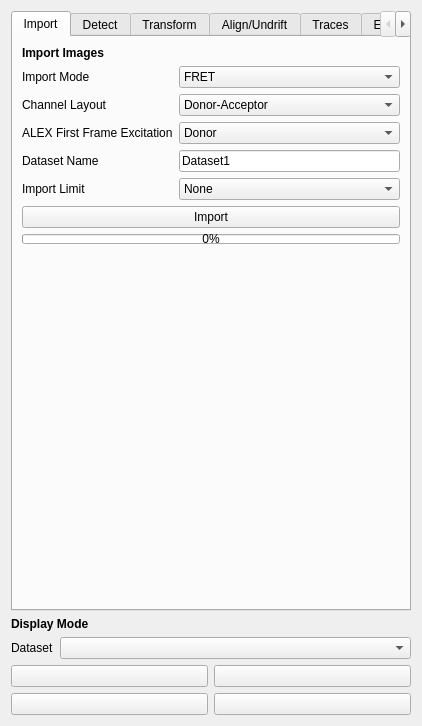
Old version of the form src/napari_gapseq2/widget_ui.ui in the repository piedrro/napari-GapSeq2.
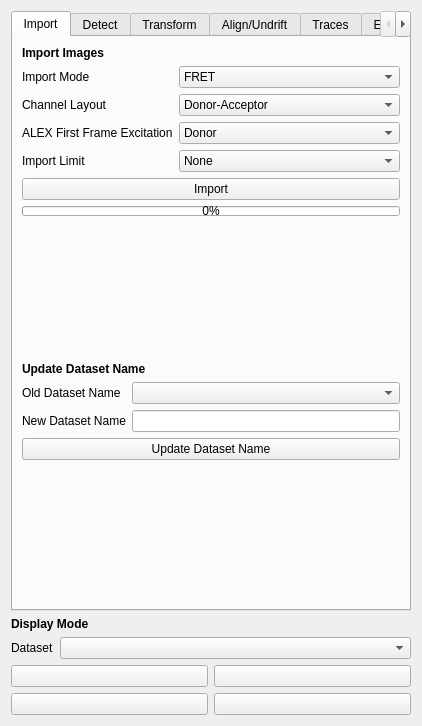
New version of the form.

Commit message: reworked import functions for multi file import

```diff
--- a/src/napari_gapseq2/widget_ui.ui
+++ b/src/napari_gapseq2/widget_ui.ui
@@ -145,20 +145,13 @@
           </widget>
          </item>
          <item row="3" column="0">
-          <widget class="QLabel" name="label_4">
+          <widget class="QLabel" name="label_32">
            <property name="text">
-            <string>Dataset Name</string>
+            <string>Import Limit</string>
            </property>
           </widget>
          </item>
          <item row="3" column="1">
-          <widget class="QLineEdit" name="gapseq_dataset_name">
-           <property name="text">
-            <string>Dataset1</string>
-           </property>
-          </widget>
-         </item>
-         <item row="4" column="1">
           <widget class="QComboBox" name="gapseq_import_limt">
            <item>
             <property name="text">
@@ -192,13 +185,6 @@
            </item>
           </widget>
          </item>
-         <item row="4" column="0">
-          <widget class="QLabel" name="label_32">
-           <property name="text">
-            <string>Import Limit</string>
-           </property>
-          </widget>
-         </item>
         </layout>
        </item>
        <item>
@@ -221,6 +207,63 @@
          </property>
         </widget>
        </item>
+       <item>
+        <spacer name="verticalSpacer_5">
+         <property name="orientation">
+          <enum>Qt::Vertical</enum>
+         </property>
+         <property name="sizeHint" stdset="0">
+          <size>
+           <width>20</width>
+           <height>40</height>
+          </size>
+         </property>
+        </spacer>
+       </item>
+       <item>
+        <widget class="QLabel" name="label_4">
+         <property name="font">
+          <font>
+           <weight>75</weight>
+           <bold>true</bold>
+          </font>
+         </property>
+         <property name="text">
+          <string>Update Dataset Name</string>
+         </property>
+        </widget>
+       </item>
+       <item>
+        <layout class="QFormLayout" name="formLayout_9">
+         <item row="0" column="0">
+          <widget class="QLabel" name="label_13">
+           <property name="text">
+            <string>Old Dataset Name</string>
+           </property>
+          </widget>
+         </item>
+         <item row="0" column="1">
+          <widget class="QComboBox" name="gapseq_old_dataset_name"/>
+         </item>
+         <item row="1" column="0">
+          <widget class="QLabel" name="label_29">
+           <property name="text">
+            <string>New Dataset Name</string>
+           </property>
+          </widget>
+         </item>
+         <item row="1" column="1">
+          <widget class="QLineEdit" name="gapseq_new_dataset_name"/>
+         </item>
+        </layout>
+       </item>
+       <item>
+        <widget class="QPushButton" name="gapseq_update_dataset_name">
+         <property name="text">
+          <string>Update Dataset Name</string>
+         </property>
+        </widget>
+       </item>
        <item>
         <spacer name="verticalSpacer">
          <property name="orientation">
@@ -228,8 +271,8 @@
          </property>
          <property name="sizeHint" stdset="0">
           <size>
-           <width>354</width>
-           <height>301</height>
+           <width>20</width>
+           <height>40</height>
           </size>
          </property>
         </spacer>
```
The commit also changes 3 other files.
